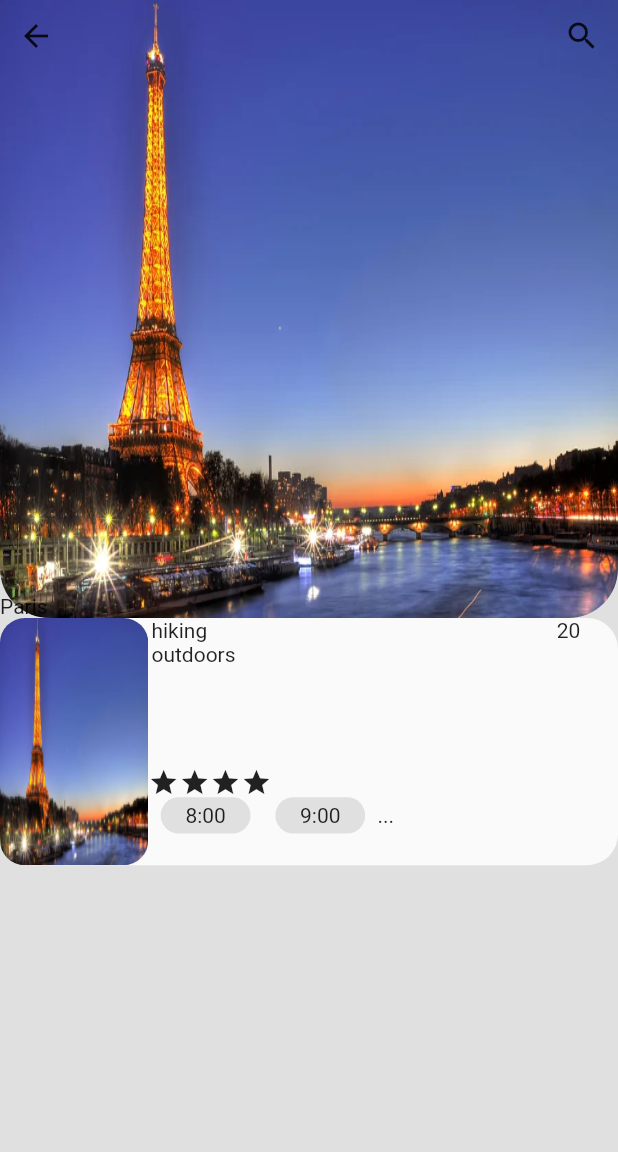
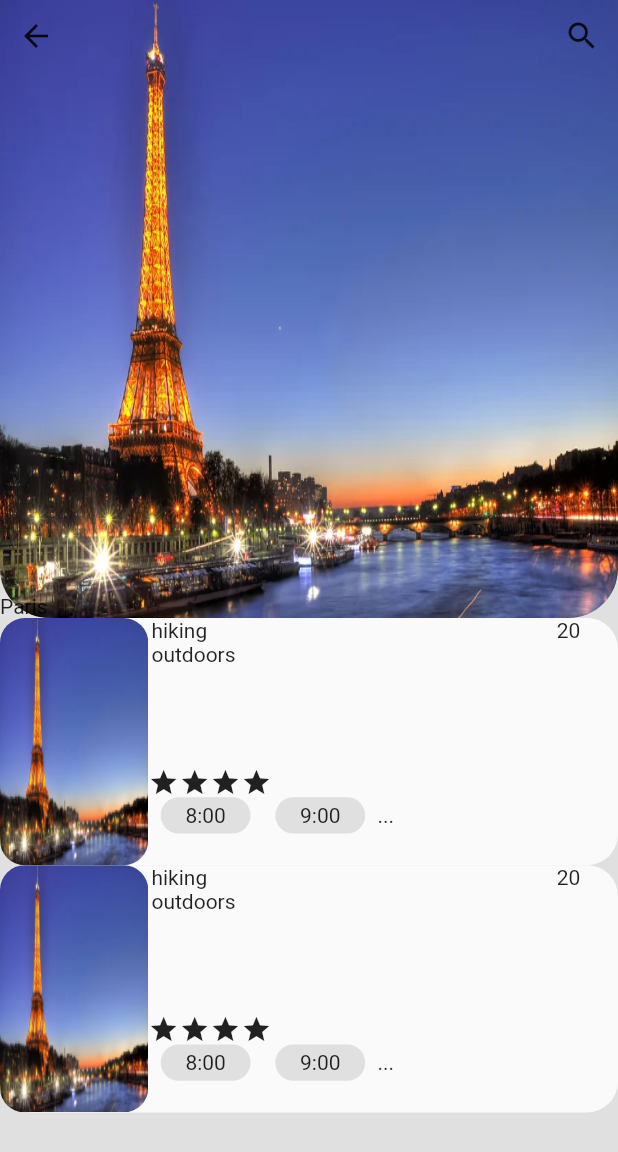
Before and after one commit to L1ght5p33D/travel_app_ui_flutter, a Flutter app: the screen it shows after launch, after a tap on "5 Activites", on a phone screen of 412 x 824 dp. Shown: the top 1152 px of the screen. Run offline on Flutter 3.47's test engine with Material 2 defaults, Android fonts, the phone set to English and light mode, and no system bars.

Commit message:
dest carousel styling

```diff
--- a/lib/destinationCaro.dart
+++ b/lib/destinationCaro.dart
@@ -11,7 +11,10 @@ List<Map> destinationdata = [
     "img_path": "assets/images/paris_travel.webp",
     "activities": [{"activity_name": "hiking",
       "activity_type":"outdoors", "activity_price": 20,
-      "img_path":"assets/images/paris_travel.webp", "num_stars": 4, "times_list":["8:00", "9:00"] }]
+      "img_path":"assets/images/paris_travel.webp", "num_stars": 4, "times_list":["8:00", "9:00"] },
+      {"activity_name": "hiking",
+        "activity_type":"outdoors", "activity_price": 20,
+        "img_path":"assets/images/paris_travel.webp", "num_stars": 4, "times_list":["8:00", "9:00"] }]
   },
   {
     "destinationName": "New York",
@@ -21,7 +24,10 @@ List<Map> destinationdata = [
     "img_path": "assets/images/paris_travel.webp",
     "activities": [{"activity_name": "hiking",
       "activity_type":"outdoors", "activity_price": 20,
-      "img_path":"assets/images/paris_travel.webp", "num_stars": 4, "times_list":["8:00", "9:00"] }]
+      "img_path":"assets/images/paris_travel.webp", "num_stars": 4, "times_list":["8:00", "9:00"] },
+      {"activity_name": "hiking",
+        "activity_type":"outdoors", "activity_price": 20,
+        "img_path":"assets/images/paris_travel.webp", "num_stars": 4, "times_list":["8:00", "9:00"] }]
   },
   {
     "destinationName": "Tokyo",
@@ -31,7 +37,10 @@ List<Map> destinationdata = [
     "img_path": "assets/images/paris_travel.webp",
     "activities": [{"activity_name": "hiking",
       "activity_type":"outdoors", "activity_price": 20,
-      "img_path":"assets/images/paris_travel.webp", "num_stars": 4, "times_list":["8:00", "9:00"] }]
+      "img_path":"assets/images/paris_travel.webp", "num_stars": 4, "times_list":["8:00", "9:00"] },
+      {"activity_name": "hiking",
+        "activity_type":"outdoors", "activity_price": 20,
+        "img_path":"assets/images/paris_travel.webp", "num_stars": 4, "times_list":["8:00", "9:00"] }]
   }
 ];
 
@@ -101,8 +110,8 @@ class _DestinationCarouselState extends State<DestinationCarousel> {
                                 Positioned(
                                     bottom: ss.height * .01,
                                     child: Container(
-                                        height: ss.height * .53,
-                                        width: ss.width * .46,
+                                        height: ss.width * .33,
+                                        width: ss.width * .48,
                                         decoration: BoxDecoration(
                                             // color: Colors.black,
                                             color:
@@ -118,31 +127,36 @@ class _DestinationCarouselState extends State<DestinationCarousel> {
                                           children: [
                                         Container(
                                         // height: ss.height * (.53 - .48 -.02),
-                                          child: Text(
+                                            padding: EdgeInsets.only(bottom:ss.width * .01, left: ss.width * .01,  right: ss.width * .01),
+                                            child: Text(
                                               destinationdata[destinations_idx]
                                                   ["activityCount"],
                                             style: TextStyle(fontWeight: FontWeight.w700),
                                             )),
                                             Padding(
-                                                padding: EdgeInsets.only(bottom:ss.height * (.53 - .48 -.02)),
+                                                padding: EdgeInsets.only(bottom:ss.height * (.53 - .48 ), left: ss.width * .01,  right: ss.width * .01),
                                                 child:
+                                                    Expanded(child:
                                             Text(
                                               destinationdata[destinations_idx]
                                                   ["description"],
                                               overflow: TextOverflow.ellipsis,
-                                            ))
+                                              softWrap: true,
+                                              style: TextStyle(fontSize: ss.width * .035,
+                                                                fontWeight: FontWeight.w200) ,
+                                            )))
                                           ],
                                         ))),
                                 Container(
                                   height: ss.width * .46,
-                                  width: ss.width * .5,
+                                  width: ss.width * .44,
                                   child: Stack(children: [
                                     Hero(
                                       tag: destinationdata[destinations_idx]
                                           ["destinationName"],
                                       child: Container(
                                           height: ss.width * .46,
-                                          width: ss.width * .5,
+                                          width: ss.width * .44,
                                           child: ClipRRect(
                                               borderRadius:
                                                   BorderRadius.circular(
@@ -151,8 +165,8 @@ class _DestinationCarouselState extends State<DestinationCarousel> {
                                                   destinationdata[
                                                           destinations_idx]
                                                       ["img_path"],
-                                                  height: ss.height * .25,
-                                                  width: ss.height * .25,
+                                                  height: ss.width * .33,
+                                                  width: ss.width * .44,
                                                   fit: BoxFit.fill))),
                                     ),
                                     Container(
```
